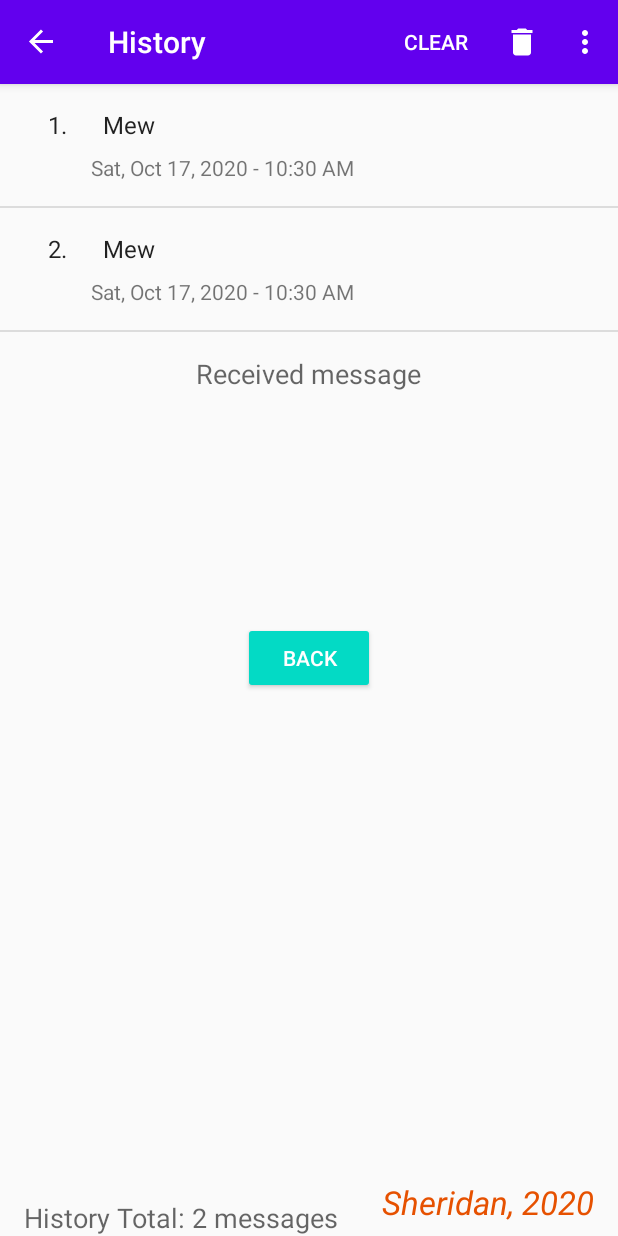
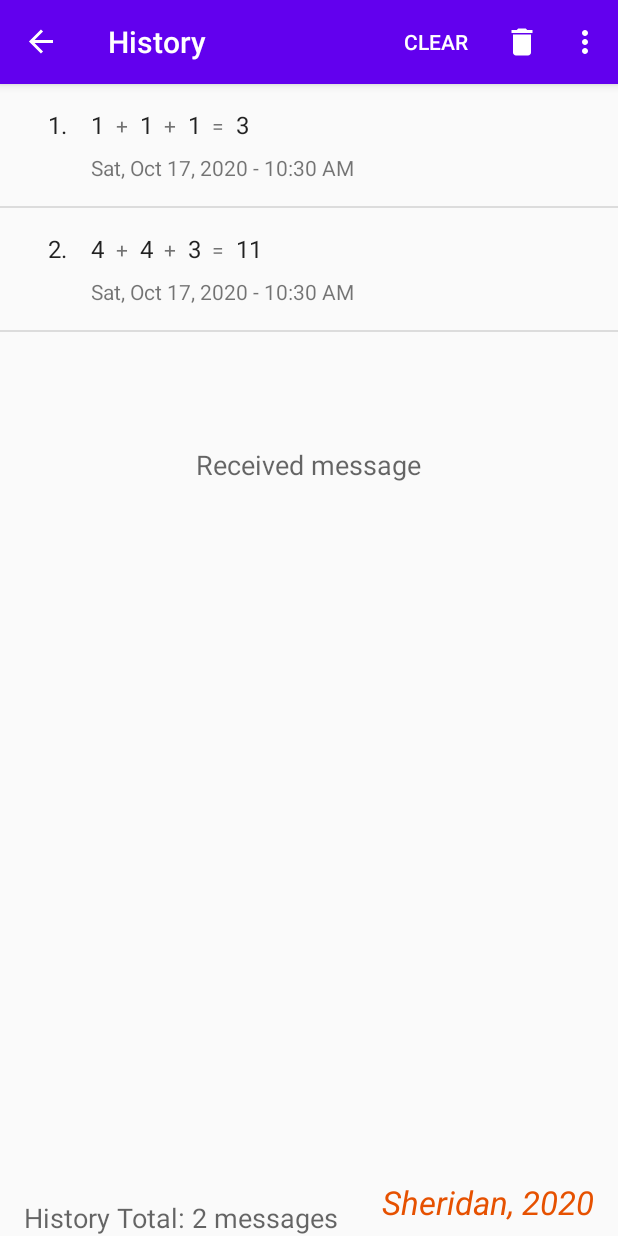
Before and after one commit to MrCoderithm/Assignment2, an Android app: the fragment OutputFragment placed in its activity, in the options menu, after a tap on "History", on a phone screen of 412 x 824 dp. Run offline under Robolectric (Android 15) with nearby library versions, the phone set to English and light mode, and no system bars; our stand-ins replace Room's generated code, data binding, navigation-ui; 3 statements that could not run were skipped.

Commit message:
Working Assignment

```diff
--- a/app/src/main/java/sheridan/muhammal/assignment2/database/Envelope.kt
+++ b/app/src/main/java/sheridan/muhammal/assignment2/database/Envelope.kt
@@ -10,11 +10,20 @@ data class Envelope(
     @PrimaryKey(autoGenerate = true)
     var id: Long,
 
-    @ColumnInfo(name = "is_urgent")
-    val isUrgent: Boolean,
+//    @ColumnInfo(name = "is_urgent")
+//    val isUrgent: Boolean,
 
-    @ColumnInfo(name = "text_message")
-    val textMessage: String,
+    @ColumnInfo(name = "randomDie_0")
+    val randomDie0: String,
+
+    @ColumnInfo(name = "randomDie_1")
+    val randomDie1: String,
+
+    @ColumnInfo(name = "randomDie_2")
+    val randomDie2: String,
+
+    @ColumnInfo(name = "total_sum")
+    val totalSum: String,
 
     @ColumnInfo(name = "time_stamp")
     val timeStamp: Date
--- a/app/src/main/java/sheridan/muhammal/assignment2/ui/DieViewModel.kt
+++ /dev/null
@@ -1,9 +0,0 @@
-package sheridan.muhammal.assignment2.ui
-
-import androidx.lifecycle.ViewModel
-import sheridan.muhammal.assignment2.ui.model.Die
-
-class DieViewModel : ViewModel() {
-
-    val die: Die = Die()
-}
--- a/app/src/main/java/sheridan/muhammal/assignment2/ui/input/InputFragment.kt
+++ b/app/src/main/java/sheridan/muhammal/assignment2/ui/input/InputFragment.kt
@@ -10,15 +10,11 @@ import androidx.navigation.fragment.findNavController
 import sheridan.muhammal.assignment2.R
 import sheridan.muhammal.assignment2.database.Envelope
 import sheridan.muhammal.assignment2.databinding.FragmentInputBinding
-import sheridan.muhammal.assignment2.ui.model.Die
-import sheridan.muhammal.assignment2.ui.DieViewModel
-import sheridan.muhammal.assignment2.ui.settings.KittySettings
 import java.util.Date
 
 class InputFragment : Fragment() {
 
     private lateinit var binding: FragmentInputBinding
-    private lateinit var die: Die
     private val viewModel: InputViewModel by viewModels()
 
     override fun onCreateView(
@@ -34,7 +30,6 @@ class InputFragment : Fragment() {
 //            if(it is Long) showOutput(it)
 //        }
 
-        die = viewModel.die
 
         return binding.root
     }
@@ -43,46 +38,32 @@ class InputFragment : Fragment() {
         super.onResume()
 
         // set the default message from the settings
-        readSettings()
+      //  readSettings()
     }
 
     private fun rollDice(){
         // get urgent flag value
-        val isUrgent: Boolean = binding.urgentCheckBox.isChecked
-        // get the selected message text
-        val textMessage = when (binding.messageGroup.checkedRadioButtonId) {
-            R.id.purr_button -> getString(R.string.cat_purr)
-            R.id.mew_button -> getString(R.string.cat_mew)
-            R.id.hiss_button -> getString(R.string.cat_hiss)
-            else -> getString(R.string.undefined)
-        }
-        die.roll()
-        displayDice()
-        die.roll()
-        displayDice1()
-        die.roll()
-        displayDice2()
-        viewModel.send(Envelope(0, isUrgent, textMessage, Date()))
+//        val isUrgent: Boolean = binding.urgentCheckBox.isChecked
+//        // get the selected message text
+//        val textMessage = when (binding.messageGroup.checkedRadioButtonId) {
+//            R.id.purr_button -> getString(R.string.cat_purr)
+//            R.id.mew_button -> getString(R.string.cat_mew)
+//            R.id.hiss_button -> getString(R.string.cat_hiss)
+//            else -> getString(R.string.undefined)
+//        }
+        val die = listOf(1,2,3,4,5,6)
+        val randomDie0 = die.random()
+        val randomDie1 = die.random()
+        val randomDie2 = die.random()
+        val totalSum = randomDie0 + randomDie1 + randomDie2
+        binding.resultText.text = randomDie0.toString()
+        binding.resultText1.text = randomDie1.toString()
+        binding.resultText2.text = randomDie2.toString()
+        binding.totalSum.text = totalSum.toString()
+
+        viewModel.send(Envelope(0, randomDie0.toString(), randomDie1.toString(),randomDie2.toString(),totalSum.toString(), Date()))
     }
 
-    private fun displayDice() {
-        binding.resultText.text =
-            if (die.value > 0)
-                die.value.toString()
-            else " "
-    }
-    private fun displayDice1() {
-        binding.resultText1.text =
-            if (die.value > 0)
-                die.value.toString()
-            else " "
-    }
-    private fun displayDice2() {
-        binding.resultText2.text =
-            if (die.value > 0)
-                die.value.toString()
-            else " "
-    }
 
     private fun showOutput(envelopeId: Long) {
 
@@ -92,21 +73,21 @@ class InputFragment : Fragment() {
         findNavController().navigate(action)
     }
 
-    private fun readSettings(){
-
-        val settings = KittySettings(requireContext())
-
-        binding.urgentCheckBox.isChecked = settings.urgent
-
-        binding.messageGroup.check(
-            when(settings.messageText){
-                getString(R.string.cat_purr) -> R.id.purr_button
-                getString(R.string.cat_mew) -> R.id.mew_button
-                getString(R.string.cat_hiss) -> R.id.hiss_button
-                else -> R.id.mew_button
-            }
-        )
-    }
+//    private fun readSettings(){
+//
+//        val settings = KittySettings(requireContext())
+//
+//        binding.urgentCheckBox.isChecked = settings.urgent
+//
+//        binding.messageGroup.check(
+//            when(settings.messageText){
+//                getString(R.string.cat_purr) -> R.id.purr_button
+//                getString(R.string.cat_mew) -> R.id.mew_button
+//                getString(R.string.cat_hiss) -> R.id.hiss_button
+//                else -> R.id.mew_button
+//            }
+//        )
+//    }
 
 
 }
--- a/app/src/main/java/sheridan/muhammal/assignment2/ui/input/InputViewModel.kt
+++ b/app/src/main/java/sheridan/muhammal/assignment2/ui/input/InputViewModel.kt
@@ -9,11 +9,9 @@ import sheridan.muhammal.assignment2.database.Envelope
 import sheridan.muhammal.assignment2.database.EnvelopeDao
 import sheridan.muhammal.assignment2.database.EnvelopeDatabase
 import kotlinx.coroutines.launch
-import sheridan.muhammal.assignment2.ui.model.Die
 
 class InputViewModel(application: Application) : AndroidViewModel(application) {
 
-    val die: Die = Die()
 
     private val _envelopeId = MutableLiveData<Long?>().apply{
         value = null
--- a/app/src/main/java/sheridan/muhammal/assignment2/ui/model/Die.kt
+++ /dev/null
@@ -1,26 +0,0 @@
-package sheridan.muhammal.assignment2.ui.model
-
-import android.util.Log
-import java.lang.IllegalArgumentException
-
-class Die() {
-
-    // zero means not rolled yet
-var value: Int = 0
-    set(n) {
-        if (n in 0..6) {
-            field = n
-        } else {
-            Log.e("Die", "Illegal die value $n")
-            //throw IllegalArgumentException("Illegal die value $n")
-        }
-    }
-
-constructor(n: Int) : this() {
-    value = n
-}
-
-fun roll() {
-    value = (1..6).random()
-}
-}
--- a/app/src/main/java/sheridan/muhammal/assignment2/ui/output/OutputFragment.kt
+++ b/app/src/main/java/sheridan/muhammal/assignment2/ui/output/OutputFragment.kt
@@ -45,7 +45,7 @@ class OutputFragment : Fragment() {
         binding.lifecycleOwner = viewLifecycleOwner
         binding.viewModel = viewModel
 
-        binding.backButton.setOnClickListener { showInput() }
+       // binding.backButton.setOnClickListener { showInput() }
 
         navController = findNavController()
 
--- a/app/src/main/res/layout/fragment_history.xml
+++ b/app/src/main/res/layout/fragment_history.xml
@@ -4,7 +4,7 @@
     xmlns:tools="http://schemas.android.com/tools">
 
     <LinearLayout
-        android:name="ca.tetervak.kittymessage6.ui.history.HistoryFragment"
+        android:name="sheridan.muhammal.assignment2.ui.history.HistoryFragment"
         android:layout_width="match_parent"
         android:layout_height="match_parent"
         android:orientation="vertical"
--- a/app/src/main/res/layout/fragment_history_item.xml
+++ b/app/src/main/res/layout/fragment_history_item.xml
@@ -17,6 +17,15 @@
         android:layout_height="wrap_content">
 
         <TextView
+            android:id="@+id/textView4"
+            android:layout_width="wrap_content"
+            android:layout_height="wrap_content"
+            android:layout_marginStart="72dp"
+            android:text="="
+            app:layout_constraintBaseline_toBaselineOf="@id/urgent"
+            app:layout_constraintStart_toEndOf="@id/urgent" />
+
+        <TextView
             android:id="@+id/count"
             android:layout_width="wrap_content"
             android:layout_height="wrap_content"
@@ -33,22 +42,44 @@
             android:layout_width="wrap_content"
             android:layout_height="wrap_content"
             android:layout_marginStart="@dimen/gap1"
-            android:text="@{envelope.urgent ? @string/urgent: @string/not_urgent}"
+            android:text="@{envelope.randomDie0}"
             android:textAppearance="?attr/textAppearanceListItem"
             app:layout_constraintBaseline_toBaselineOf="@id/count"
             app:layout_constraintStart_toEndOf="@id/count"
-            tools:text="@string/urgent" />
+            tools:text="@string/die0" />
 
         <TextView
-            android:id="@+id/message"
+            android:id="@+id/die1"
             android:layout_width="wrap_content"
             android:layout_height="wrap_content"
-            android:layout_marginStart="@dimen/gap0"
-            android:text="@{envelope.textMessage}"
+            android:layout_marginStart="24dp"
+            android:text="@{envelope.randomDie1}"
             android:textAppearance="?attr/textAppearanceListItem"
             app:layout_constraintBaseline_toBaselineOf="@id/urgent"
             app:layout_constraintStart_toEndOf="@id/urgent"
-            tools:text="@string/cat_mew" />
+            tools:text="@string/die1" />
+
+        <TextView
+            android:id="@+id/die2"
+            android:layout_width="wrap_content"
+            android:layout_height="wrap_content"
+            android:layout_marginStart="56dp"
+            android:text="@{envelope.randomDie2}"
+            android:textAppearance="?attr/textAppearanceListItem"
+            app:layout_constraintBaseline_toBaselineOf="@id/urgent"
+            app:layout_constraintStart_toEndOf="@id/urgent"
+            tools:text="@string/die2" />
+
+        <TextView
+            android:id="@+id/total_sum"
+            android:layout_width="wrap_content"
+            android:layout_height="wrap_content"
+            android:layout_marginStart="88dp"
+            android:text="@{envelope.totalSum}"
+            android:textAppearance="?attr/textAppearanceListItem"
+            app:layout_constraintBaseline_toBaselineOf="@id/urgent"
+            app:layout_constraintStart_toEndOf="@id/urgent"
+            tools:text="@string/total_sum" />
 
         <TextView
             android:id="@+id/date_time"
@@ -62,5 +93,23 @@
             app:layout_constraintTop_toBottomOf="@id/urgent"
             tools:text="Mon, Oct 12, 2020 - 4:14 PM" />
 
+        <TextView
+            android:id="@+id/textView2"
+            android:layout_width="wrap_content"
+            android:layout_height="wrap_content"
+            android:layout_marginStart="40dp"
+            android:text="+"
+            app:layout_constraintBaseline_toBaselineOf="@id/urgent"
+            app:layout_constraintStart_toEndOf="@id/urgent" />
+
+        <TextView
+            android:id="@+id/textView5"
+            android:layout_width="wrap_content"
+            android:layout_height="wrap_content"
+            android:layout_marginStart="8dp"
+            android:text="+"
+            app:layout_constraintBaseline_toBaselineOf="@id/urgent"
+            app:layout_constraintStart_toEndOf="@id/urgent" />
+
     </androidx.constraintlayout.widget.ConstraintLayout>
 </layout>
--- a/app/src/main/res/layout/fragment_input.xml
+++ b/app/src/main/res/layout/fragment_input.xml
@@ -17,20 +17,20 @@
             android:layout_height="0dp"
             android:layout_weight="1" />
 
-        <TextView
-            android:layout_width="wrap_content"
-            android:layout_height="wrap_content"
-            android:text="@string/select_message"
-            android:textAppearance="@style/TextAppearance.AppCompat.Medium" />
+<!--        <TextView-->
+<!--            android:layout_width="wrap_content"-->
+<!--            android:layout_height="wrap_content"-->
+<!--            android:text="@string/select_message"-->
+<!--            android:textAppearance="@style/TextAppearance.AppCompat.Medium" />-->
 
-        <CheckBox
-            android:id="@+id/urgent_check_box"
-            android:layout_width="wrap_content"
-            android:layout_height="wrap_content"
-            android:layout_gravity="center_horizontal"
-            android:layout_marginTop="@dimen/gap0"
-            android:checked="true"
-            android:text="@string/urgent" />
+<!--        <CheckBox-->
+<!--            android:id="@+id/urgent_check_box"-->
+<!--            android:layout_width="wrap_content"-->
+<!--            android:layout_height="wrap_content"-->
+<!--            android:layout_gravity="center_horizontal"-->
+<!--            android:layout_marginTop="@dimen/gap0"-->
+<!--            android:checked="true"-->
+<!--            android:text="@string/urgent" />-->
 
         <TextView
             android:id="@+id/result_text1"
@@ -53,34 +53,41 @@
             android:text=" "
             android:textSize="30sp" />
 
-        <RadioGroup
-            android:id="@+id/message_group"
-            android:layout_width="wrap_content"
+        <TextView
+            android:id="@+id/total_sum"
+            android:layout_width="51dp"
             android:layout_height="wrap_content"
-            android:checkedButton="@id/mew_button">
+            android:text=" "
+            android:textSize="30sp" />
 
-            <RadioButton
-                android:id="@+id/purr_button"
-                android:layout_width="wrap_content"
-                android:layout_height="wrap_content"
-                android:layout_weight="1"
-                android:text="@string/cat_purr" />
+<!--        <RadioGroup-->
+<!--            android:id="@+id/message_group"-->
+<!--            android:layout_width="wrap_content"-->
+<!--            android:layout_height="wrap_content"-->
+<!--            android:checkedButton="@id/mew_button">-->
 
-            <RadioButton
-                android:id="@+id/mew_button"
-                android:layout_width="wrap_content"
-                android:layout_height="wrap_content"
-                android:layout_weight="1"
-                android:text="@string/cat_mew" />
+<!--            <RadioButton-->
+<!--                android:id="@+id/purr_button"-->
+<!--                android:layout_width="wrap_content"-->
+<!--                android:layout_height="wrap_content"-->
+<!--                android:layout_weight="1"-->
+<!--                android:text="@string/cat_purr" />-->
 
-            <RadioButton
-                android:id="@+id/hiss_button"
-                android:layout_width="wrap_content"
-                android:layout_height="wrap_content"
-                android:layout_weight="1"
-                android:text="@string/cat_hiss" />
+<!--            <RadioButton-->
+<!--                android:id="@+id/mew_button"-->
+<!--                android:layout_width="wrap_content"-->
+<!--                android:layout_height="wrap_content"-->
+<!--                android:layout_weight="1"-->
+<!--                android:text="@string/cat_mew" />-->
 
-        </RadioGroup>
+<!--            <RadioButton-->
+<!--                android:id="@+id/hiss_button"-->
+<!--                android:layout_width="wrap_content"-->
+<!--                android:layout_height="wrap_content"-->
+<!--                android:layout_weight="1"-->
+<!--                android:text="@string/cat_hiss" />-->
+
+<!--        </RadioGroup>-->
 
         <Button
             android:id="@+id/roll_button"
--- a/app/src/main/res/layout/fragment_output.xml
+++ b/app/src/main/res/layout/fragment_output.xml
@@ -30,30 +30,30 @@
             android:text="@string/message_label"
             android:textAppearance="@style/TextAppearance.AppCompat.Medium" />
 
-        <TextView
-            android:id="@+id/is_urgent_output"
-            android:layout_width="wrap_content"
-            android:layout_height="wrap_content"
-            android:layout_marginTop="@dimen/gap0"
-            android:text="@{viewModel.mailbox.urgent ? @string/urgent : @string/not_urgent}"
-            android:textAppearance="@style/TextAppearance.AppCompat.Large"
-            tools:text="@string/urgent" />
+<!--        <TextView-->
+<!--            android:id="@+id/is_urgent_output"-->
+<!--            android:layout_width="wrap_content"-->
+<!--            android:layout_height="wrap_content"-->
+<!--            android:layout_marginTop="@dimen/gap0"-->
+<!--            android:text="@{viewModel.mailbox.urgent ? @string/urgent : @string/not_urgent}"-->
+<!--            android:textAppearance="@style/TextAppearance.AppCompat.Large"-->
+<!--            tools:text="@string/urgent" />-->
 
-        <TextView
-            android:id="@+id/message_text"
-            android:layout_width="wrap_content"
-            android:layout_height="wrap_content"
-            android:text="@{viewModel.mailbox.textMessage}"
-            android:textAppearance="@style/TextAppearance.AppCompat.Large"
-            tools:text="@string/cat_mew" />
+<!--        <TextView-->
+<!--            android:id="@+id/message_text"-->
+<!--            android:layout_width="wrap_content"-->
+<!--            android:layout_height="wrap_content"-->
+<!--            android:text="@{viewModel.mailbox.textMessage}"-->
+<!--            android:textAppearance="@style/TextAppearance.AppCompat.Large"-->
+<!--            tools:text="@string/cat_mew" />-->
 
-        <TextView
-            android:id="@+id/date"
-            android:layout_width="wrap_content"
-            android:layout_height="wrap_content"
-            android:layout_marginTop="@dimen/gap1"
-            android:text="@{DateTimeStamp.formatDate(viewModel.mailbox.timeStamp)}"
-            tools:text="October 11, 2020" />
+<!--        <TextView-->
+<!--            android:id="@+id/date"-->
+<!--            android:layout_width="wrap_content"-->
+<!--            android:layout_height="wrap_content"-->
+<!--            android:layout_marginTop="@dimen/gap1"-->
+<!--            android:text="@{DateTimeStamp.formatDate(viewModel.mailbox.timeStamp)}"-->
+<!--            tools:text="October 11, 2020" />-->
 
         <TextView
             android:id="@+id/time"
@@ -62,13 +62,13 @@
             android:text="@{DateTimeStamp.formatTime(viewModel.mailbox.timeStamp)}"
             tools:text="5PM:25:36" />
 
-        <Button
-            android:id="@+id/back_button"
-            style="@style/Widget.AppCompat.Button.Colored"
-            android:layout_width="wrap_content"
-            android:layout_height="wrap_content"
-            android:layout_marginTop="@dimen/gap2"
-            android:text="@string/back" />
+<!--        <Button-->
+<!--            android:id="@+id/back_button"-->
+<!--            style="@style/Widget.AppCompat.Button.Colored"-->
+<!--            android:layout_width="wrap_content"-->
+<!--            android:layout_height="wrap_content"-->
+<!--            android:layout_marginTop="@dimen/gap2"-->
+<!--            android:text="@string/back" />-->
 
         <Space
             android:layout_width="match_parent"
--- a/app/src/main/res/values/strings.xml
+++ b/app/src/main/res/values/strings.xml
@@ -63,5 +63,9 @@
     <!-- confirmation dialog -->
     <string name="confirm_delete_message">Do you want to remove this message?</string>
     <string name="confirm_clear_message">Do you want to clear the history?</string>
+    <string name="die0">die0</string>
+    <string name="die1">die1</string>
+    <string name="die2">die2</string>
+    <string name="total_sum">Total Sum</string>
 
 </resources>
```
